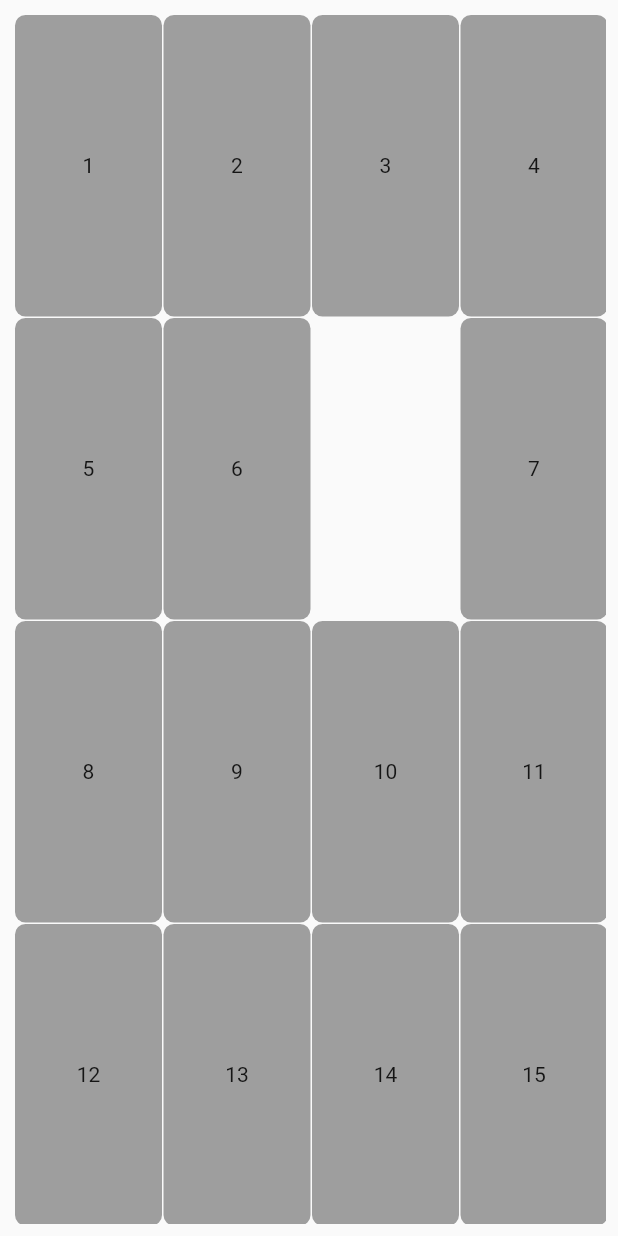
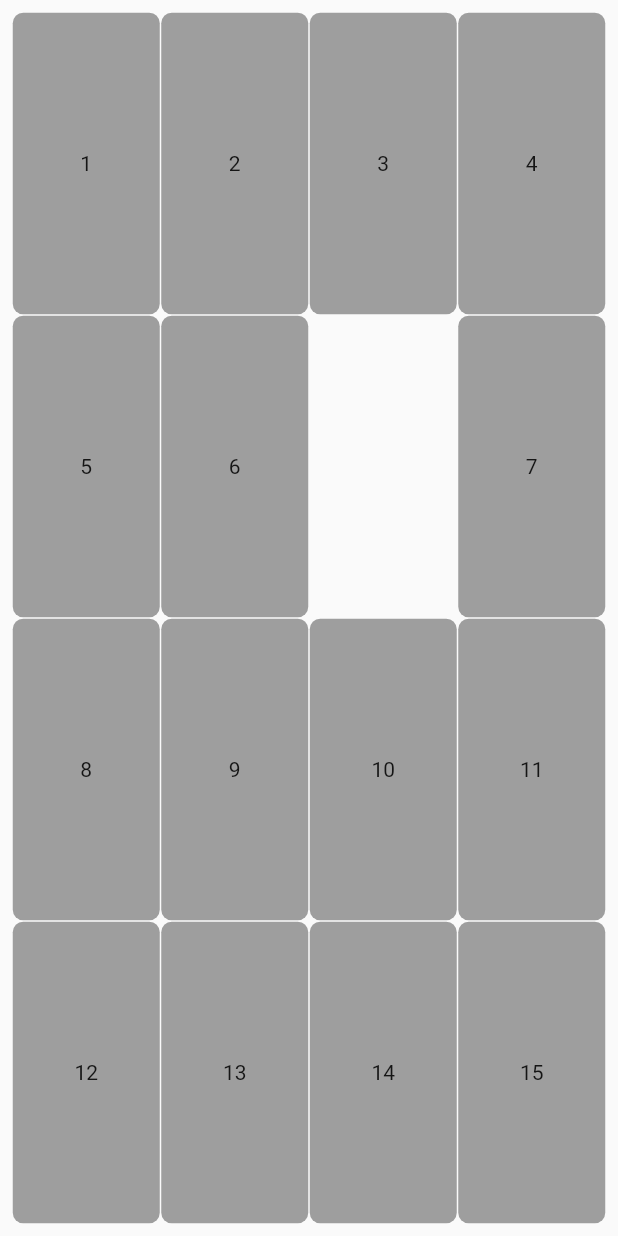
Before and after one commit to pandora-house/puzzle-game, a Flutter app: the screen it shows after launch, on a phone screen of 412 x 824 dp. Run offline on Flutter 3.47's test engine with Material 2 defaults, Android fonts, the phone set to English and light mode, and no system bars.

Commit message:
correct view

```diff
--- a/lib/widgets/box_container_widget.dart
+++ b/lib/widgets/box_container_widget.dart
@@ -11,9 +11,8 @@ class BoxContainerWidget extends StatelessWidget {
   @override
   Widget build(BuildContext context) {
     const padding = 0.5;
-    final size = MediaQuery.of(context).size;
     return Padding(
-      padding: const EdgeInsets.all(2),
+      padding: const EdgeInsets.all(padding),
       child: Container(
         width: Engine().getBoxWith(size) - 2 * padding,
         height: Engine().getBoxHeight(size) - 2 * padding,
```
